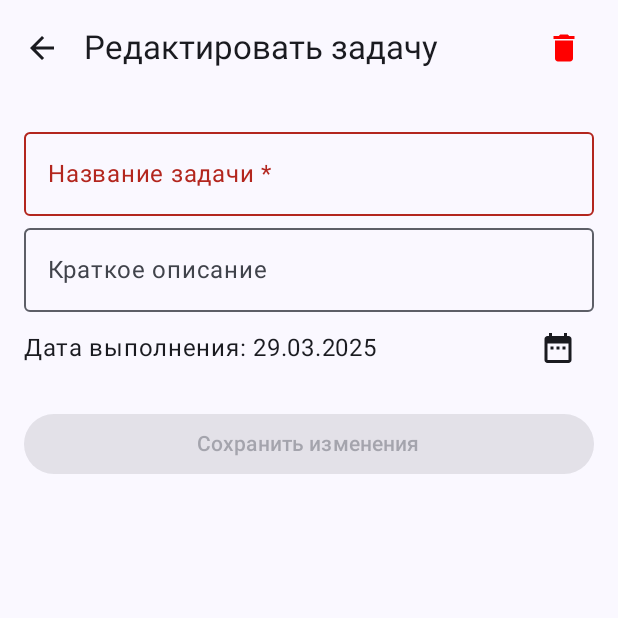
After one commit to 0rtemka/mobile_spring_2025, an Android app built with Jetpack Compose: the composable EditTaskScreen called with empty values, on a phone screen of 412 x 824 dp, the top half of it. The commit adds this screen. Run offline under Robolectric (Android 15) with nearby library versions, the phone set to English and light mode, and no system bars; our stand-ins replace Dagger/Hilt's generated code.

Commit message:
feat(todo_lab4)

```diff
--- a/todo_lab4/app/src/main/java/com/example/todo_lab4/database/TaskDatabase.kt
+++ b/todo_lab4/app/src/main/java/com/example/todo_lab4/database/TaskDatabase.kt
@@ -9,7 +9,7 @@ import com.example.todo_lab4.model.Task
 import com.example.todo_lab4.model.TaskDao
 import com.example.todo_lab4.utils.Converters
 
-@Database(entities = [Task::class], version = 1, exportSchema = false)
+@Database(entities = [Task::class], version = 2, exportSchema = false)
 @TypeConverters(Converters::class)
 abstract class TaskDatabase : RoomDatabase() {
 
@@ -25,7 +25,9 @@ abstract class TaskDatabase : RoomDatabase() {
                     context.applicationContext,
                     TaskDatabase::class.java,
                     "task_database"
-                ).build()
+                )
+                    .fallbackToDestructiveMigration()
+                    .build()
                 INSTANCE = instance
                 instance
             }
--- a/todo_lab4/app/src/main/java/com/example/todo_lab4/model/Task.kt
+++ b/todo_lab4/app/src/main/java/com/example/todo_lab4/model/Task.kt
@@ -9,5 +9,6 @@ data class Task(
     @PrimaryKey(autoGenerate = true) val id: Int = 0,
     val title: String,
     val description: String,
+    val completed: Boolean,
     val dueDate: LocalDate
 )
--- a/todo_lab4/app/src/main/java/com/example/todo_lab4/model/TaskDao.kt
+++ b/todo_lab4/app/src/main/java/com/example/todo_lab4/model/TaskDao.kt
@@ -1,8 +1,10 @@
 package com.example.todo_lab4.model
 
 import androidx.room.Dao
+import androidx.room.Delete
 import androidx.room.Insert
 import androidx.room.Query
+import androidx.room.Update
 import kotlinx.coroutines.flow.Flow
 
 @Dao
@@ -12,4 +14,19 @@ interface TaskDao {
 
     @Query("SELECT * FROM tasks ORDER BY dueDate ASC")
     fun getAllTasks(): Flow<List<Task>>
+
+    @Query("SELECT * FROM tasks WHERE id = :taskId")
+    fun getTaskById(taskId: Int): Flow<Task?>
+
+    @Query("UPDATE tasks SET completed = NOT completed WHERE id = :taskId")
+    suspend fun toggleTaskCompletion(taskId: Int)
+
+    @Update
+    suspend fun update(task: Task)
+
+    @Delete
+    suspend fun delete(task: Task)
+
+    @Query("DELETE FROM tasks WHERE id = :taskId")
+    suspend fun delete(taskId: Int)
 }
--- a/todo_lab4/app/src/main/java/com/example/todo_lab4/model/TaskRepository.kt
+++ b/todo_lab4/app/src/main/java/com/example/todo_lab4/model/TaskRepository.kt
@@ -2,6 +2,7 @@ package com.example.todo_lab4.model
 
 import androidx.lifecycle.asLiveData
 import kotlinx.coroutines.Dispatchers
+import kotlinx.coroutines.flow.Flow
 import kotlinx.coroutines.withContext
 
 class TaskRepository(private val taskDao: TaskDao) {
@@ -13,4 +14,20 @@ class TaskRepository(private val taskDao: TaskDao) {
             taskDao.insert(task)
         }
     }
+
+    fun getTaskById(taskId: Int): Flow<Task?> {
+        return taskDao.getTaskById(taskId)
+    }
+
+    suspend fun toggleTaskCompletion(taskId: Int) {
+        taskDao.toggleTaskCompletion(taskId)
+    }
+
+    suspend fun updateTask(task: Task) {
+        taskDao.update(task)
+    }
+
+    suspend fun deleteTask(taskId: Int) {
+        taskDao.delete(taskId)
+    }
 }
--- /dev/null
+++ b/todo_lab4/app/src/main/java/com/example/todo_lab4/view/EditTaskScreen.kt
@@ -0,0 +1,211 @@
+package com.example.todo_lab4.view
+
+import androidx.compose.foundation.layout.Arrangement
+import androidx.compose.foundation.layout.Box
+import androidx.compose.foundation.layout.Column
+import androidx.compose.foundation.layout.Row
+import androidx.compose.foundation.layout.fillMaxWidth
+import androidx.compose.foundation.layout.padding
+import androidx.compose.foundation.text.KeyboardOptions
+import androidx.compose.material.icons.Icons
+import androidx.compose.material.icons.automirrored.filled.ArrowBack
+import androidx.compose.material.icons.filled.DateRange
+import androidx.compose.material.icons.filled.Delete
+import androidx.compose.material3.AlertDialog
+import androidx.compose.material3.Button
+import androidx.compose.material3.DatePicker
+import androidx.compose.material3.DatePickerDialog
+import androidx.compose.material3.ExperimentalMaterial3Api
+import androidx.compose.material3.Icon
+import androidx.compose.material3.IconButton
+import androidx.compose.material3.OutlinedTextField
+import androidx.compose.material3.Scaffold
+import androidx.compose.material3.Text
+import androidx.compose.material3.TextButton
+import androidx.compose.material3.TopAppBar
+import androidx.compose.material3.rememberDatePickerState
+import androidx.compose.runtime.Composable
+import androidx.compose.runtime.LaunchedEffect
+import androidx.compose.runtime.collectAsState
+import androidx.compose.runtime.getValue
+import androidx.compose.runtime.mutableStateOf
+import androidx.compose.runtime.remember
+import androidx.compose.runtime.setValue
+import androidx.compose.ui.Alignment
+import androidx.compose.ui.Modifier
+import androidx.compose.ui.graphics.Color
+import androidx.compose.ui.text.input.KeyboardCapitalization
+import androidx.compose.ui.unit.dp
+import com.example.todo_lab4.model.Task
+import com.example.todo_lab4.viewmodel.TaskViewModel
+import java.time.Instant
+import java.time.LocalDate
+import java.time.ZoneId
+import java.time.format.DateTimeFormatter
+
+@OptIn(ExperimentalMaterial3Api::class)
+@Composable
+fun EditTaskScreen(
+    viewModel: TaskViewModel,
+    taskId: Int,
+    onBack: () -> Unit,
+    onDeleteSuccess: () -> Unit,
+) {
+    val task by viewModel.getTaskById(taskId).collectAsState(initial = null)
+    var title by remember { mutableStateOf("") }
+    var description by remember { mutableStateOf("") }
+    var dueDate by remember { mutableStateOf(LocalDate.now()) }
+    var showDatePicker by remember { mutableStateOf(false) }
+    var showDeleteDialog by remember { mutableStateOf(false) }
+
+    val formatter = DateTimeFormatter.ofPattern("dd.MM.yyyy")
+
+    LaunchedEffect(task) {
+        task?.let {
+            title = it.title
+            description = it.description ?: ""
+            dueDate = it.dueDate
+        }
+    }
+
+    Scaffold(
+        topBar = {
+            TopAppBar(
+                title = { Text("Редактировать задачу") },
+                navigationIcon = {
+                    IconButton(onClick = onBack) {
+                        Icon(Icons.AutoMirrored.Filled.ArrowBack, contentDescription = "Назад")
+                    }
+                },
+                actions = {
+                    IconButton(
+                        onClick = { showDeleteDialog = true },
+                        modifier = Modifier.padding(end = 8.dp)
+                    ) {
+                        Icon(
+                            imageVector = Icons.Default.Delete,
+                            contentDescription = "Удалить",
+                            tint = Color.Red
+                        )
+                    }
+                }
+            )
+        }
+    ) { paddingValues ->
+        Box(modifier = Modifier.padding(paddingValues)) {
+            Column(
+                modifier = Modifier
+                    .padding(16.dp)
+                    .fillMaxWidth()
+            ) {
+                OutlinedTextField(
+                    value = title,
+                    onValueChange = { title = it },
+                    label = { Text("Название задачи *") },
+                    modifier = Modifier.fillMaxWidth(),
+                    keyboardOptions = KeyboardOptions(capitalization = KeyboardCapitalization.Sentences),
+                    isError = title.isEmpty()
+                )
+
+                OutlinedTextField(
+                    value = description,
+                    onValueChange = { description = it },
+                    label = { Text("Краткое описание") },
+                    modifier = Modifier.fillMaxWidth(),
+                    keyboardOptions = KeyboardOptions(capitalization = KeyboardCapitalization.Sentences),
+                    maxLines = 3
+                )
+
+                Row(
+                    modifier = Modifier.fillMaxWidth(),
+                    verticalAlignment = Alignment.CenterVertically,
+                    horizontalArrangement = Arrangement.SpaceBetween
+                ) {
+                    Text(
+                        text = "Дата выполнения: ${dueDate.format(formatter)}",
+                        modifier = Modifier.weight(1f)
+                    )
+                    IconButton (onClick = { showDatePicker = true }) {
+                        Icon(Icons.Default.DateRange, contentDescription = "Выбрать дату");
+                    }
+                }
+
+                Button(
+                    onClick = {
+                        viewModel.updateTask(
+                            Task(
+                                id = taskId,
+                                title = title,
+                                description = description,
+                                dueDate = dueDate,
+                                completed = task?.completed ?: false
+                            )
+                        )
+                        onBack()
+                    },
+                    modifier = Modifier
+                        .fillMaxWidth()
+                        .padding(top = 16.dp),
+                    enabled = title.isNotEmpty()
+                ) {
+                    Text("Сохранить изменения")
+                }
+            }
+
+            if (showDatePicker) {
+                val datePickerState = rememberDatePickerState()
+                DatePickerDialog(
+                    onDismissRequest = { showDatePicker = false },
+                    confirmButton = {
+                        TextButton(
+                            onClick = {
+                                val selectedDateMillis = datePickerState.selectedDateMillis
+                                if (selectedDateMillis != null) {
+                                    dueDate = LocalDate.ofInstant(
+                                        Instant.ofEpochMilli(selectedDateMillis),
+                                        ZoneId.systemDefault()
+                                    )
+                                }
+                                showDatePicker = false
+                            }
+                        ) {
+                            Text("OK")
+                        }
+                    },
+                    dismissButton = {
+                        TextButton(onClick = { showDatePicker = false }) {
+                            Text("Отмена")
+                        }
+                    }
+                ) {
+                    DatePicker(state = datePickerState)
+                }
+            }
+
+            if (showDeleteDialog) {
+                AlertDialog(
+                    onDismissRequest = { showDeleteDialog = false },
+                    title = { Text("Удалить задачу?") },
+                    text = { Text("Вы уверены, что хотите удалить эту задачу?") },
+                    confirmButton = {
+                        TextButton(
+                            onClick = {
+                                viewModel.deleteTask(taskId)
+                                onDeleteSuccess()
+                            }
+                        ) {
+                            Text("Удалить", color = Color.Red)
+                        }
+                    },
+                    dismissButton = {
+                        TextButton(
+                            onClick = { showDeleteDialog = false }
+                        ) {
+                            Text("Отмена")
+                        }
+                    }
+                )
+            }
+        }
+    }
+}
--- a/todo_lab4/app/src/main/java/com/example/todo_lab4/view/MainScreen.kt
+++ b/todo_lab4/app/src/main/java/com/example/todo_lab4/view/MainScreen.kt
@@ -19,7 +19,7 @@ import com.example.todo_lab4.viewmodel.TaskViewModel
 
 @OptIn(ExperimentalMaterial3Api::class)
 @Composable
-fun MainScreen(viewModel: TaskViewModel, onAddTask: () -> Unit) {
+fun MainScreen(viewModel: TaskViewModel, onAddTask: () -> Unit, onTaskClick: (Int) -> Unit) {
     val tasks by viewModel.allTasks.observeAsState(emptyList())
 
     Scaffold(
@@ -36,7 +36,7 @@ fun MainScreen(viewModel: TaskViewModel, onAddTask: () -> Unit) {
     ) { paddingValues ->
         LazyColumn(modifier = Modifier.padding(paddingValues)) {
             items(tasks) { task ->
-                TaskItem(task = task)
+                TaskItem(task = task, onTaskClick = { onTaskClick(task.id)})
             }
         }
     }
```
Also changed, not shown: todo_lab4/app/src/main/java/com/example/todo_lab4/MainActivity.kt (+43 -28 lines), todo_lab4/app/src/main/java/com/example/todo_lab4/utils/Converters.kt (+5 -4 lines), todo_lab4/app/src/main/java/com/example/todo_lab4/view/AddTaskScreen.kt (+39 -14 lines), todo_lab4/app/src/main/java/com/example/todo_lab4/view/TaskDetailsScreen.kt (added, +115 -0 lines), todo_lab4/app/src/main/java/com/example/todo_lab4/view/TaskItem.kt (+5 -3 lines), todo_lab4/app/src/main/java/com/example/todo_lab4/viewmodel/TaskViewModel.kt (+23 -0 lines).
